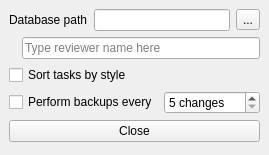
Old version of the form settings.ui in the repository FrankMamuda/ketoevent.
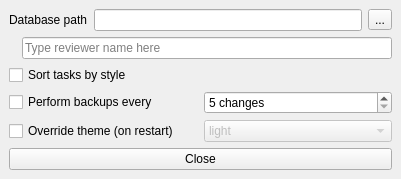
New version of the form. Icons and pictures are not drawn.

```diff
--- a/settings.ui
+++ b/settings.ui
@@ -6,8 +6,8 @@
    <rect>
     <x>0</x>
     <y>0</y>
-    <width>254</width>
-    <height>155</height>
+    <width>401</width>
+    <height>177</height>
    </rect>
   </property>
   <property name="windowTitle">
@@ -101,6 +101,34 @@
       </item>
      </layout>
     </item>
+    <item>
+     <layout class="QHBoxLayout" name="themeLayout">
+      <item>
+       <widget class="QCheckBox" name="overrideCheck">
+        <property name="text">
+         <string>Override theme (on restart)</string>
+        </property>
+       </widget>
+      </item>
+      <item>
+       <widget class="QComboBox" name="themeCombo">
+        <property name="enabled">
+         <bool>false</bool>
+        </property>
+        <item>
+         <property name="text">
+          <string>light</string>
+         </property>
+        </item>
+        <item>
+         <property name="text">
+          <string>dark</string>
+         </property>
+        </item>
+       </widget>
+      </item>
+     </layout>
+    </item>
     <item>
      <widget class="QPushButton" name="closeButton">
       <property name="text">
```
Left out of the diff: 15 changed lines with no effect on the pictures.
